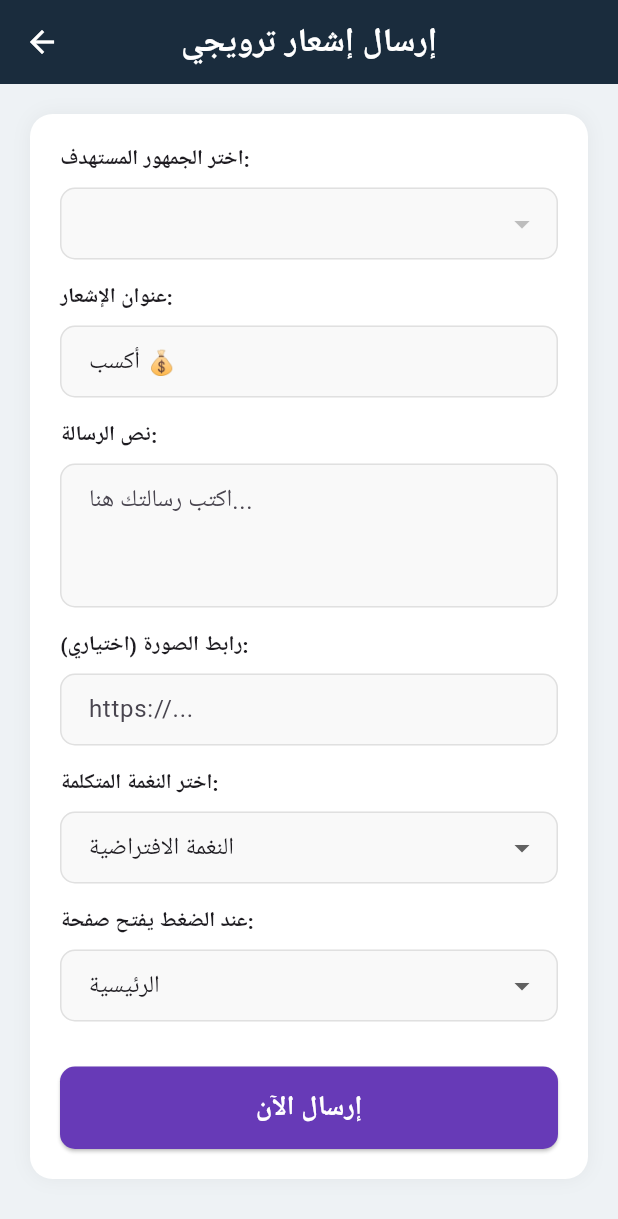
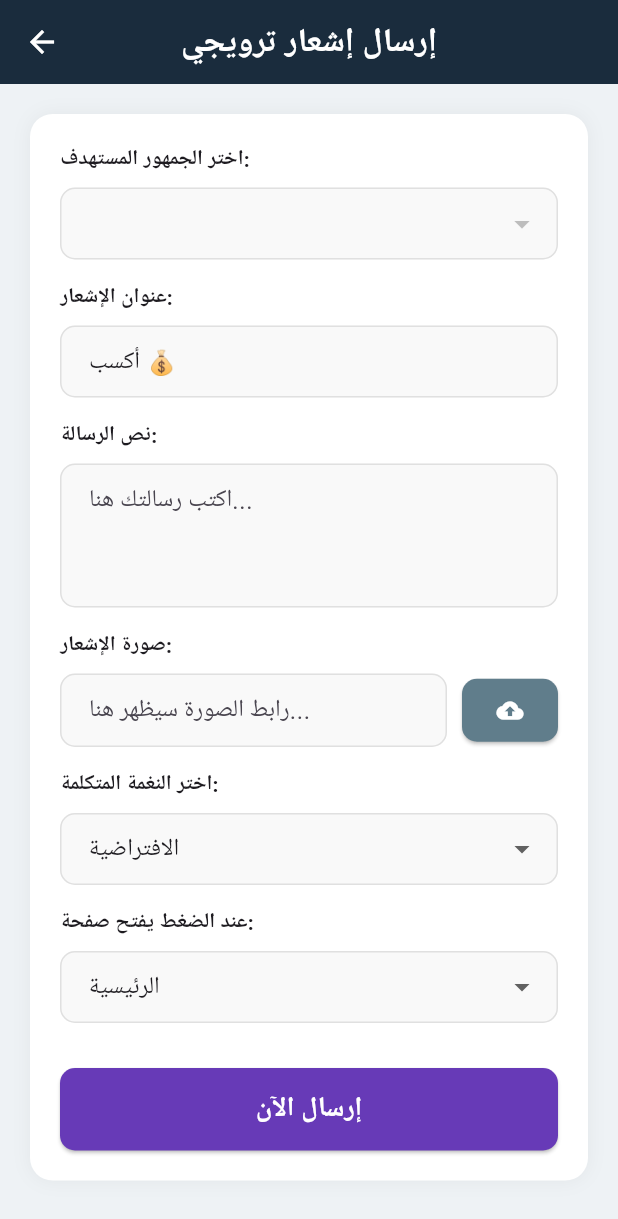
Before and after one commit to amrshipl83/aksab_admin, a Flutter app: the PromoNotificationsScreen screen opened directly, on a phone screen of 412 x 824 dp. Shown: the top 1219 px of the screen. Run offline on Flutter 3.47's test engine with Material 3 defaults, Android fonts, the phone set to English and light mode, and no system bars; our stand-ins replace cloud_firestore, firebase_auth, firebase_core, image_picker, rxdart; missing offline and left inert: dart:html, excel; accounts and stored records are empty; network calls fail; Roboto replaces fonts that are missing (Cairo, Tajawal).

```diff
--- a/lib/screens/marketing/promo_notifications_screen.dart
+++ b/lib/screens/marketing/promo_notifications_screen.dart
@@ -1,5 +1,6 @@
 import 'package:flutter/material.dart';
 import 'package:http/http.dart' as http;
+import 'package:image_picker/image_picker.dart';
 import 'dart:convert';
 
 class PromoNotificationsScreen extends StatefulWidget {
@@ -10,9 +11,13 @@ class PromoNotificationsScreen extends StatefulWidget {
 }
 
 class _PromoNotificationsScreenState extends State<PromoNotificationsScreen> {
-  // الروابط الخاصة بالـ API
+  // الروابط الخاصة بالـ API لديك
   final String TOPIC_API = 'https://tx85tvinb2.execute-api.us-east-1.amazonaws.com/V1/get_topic';
   final String SEND_API = 'https://o5d9ke4l82.execute-api.us-east-1.amazonaws.com/V1/m_nofiction';
+
+  // إعدادات Cloudinary الخاصة بك
+  final String cloudName = "dgmmx6jbu";
+  final String uploadPreset = "commerce";
 
   final TextEditingController _titleCtrl = TextEditingController(text: "أكسب 💰");
   final TextEditingController _msgCtrl = TextEditingController();
@@ -23,6 +28,7 @@ class _PromoNotificationsScreenState extends State<PromoNotificationsScreen> {
   String _targetScreen = 'Home';
   List<String> _topics = [];
   bool _isLoading = false;
+  bool _isUploading = false;
 
   @override
   void initState() {
@@ -42,6 +48,40 @@ class _PromoNotificationsScreenState extends State<PromoNotificationsScreen> {
       }
     } catch (e) {
       debugPrint("Error fetching topics: $e");
+    }
+  }
+
+  // دالة اختيار ورفع الصورة لـ Cloudinary
+  Future<void> _pickAndUploadImage() async {
+    final picker = ImagePicker();
+    final pickedFile = await picker.pickImage(source: ImageSource.gallery);
+
+    if (pickedFile != null) {
+      setState(() => _isUploading = true);
+      try {
+        final url = Uri.parse('https://api.cloudinary.com/v1_1/$cloudName/image/upload');
+        final bytes = await pickedFile.readAsBytes();
+
+        final request = http.MultipartRequest('POST', url)
+          ..fields['upload_preset'] = uploadPreset
+          ..fields['folder'] = 'promoNotifications'
+          ..files.add(http.MultipartFile.fromBytes('file', bytes, filename: pickedFile.name));
+
+        final response = await request.send();
+        if (response.statusCode == 200) {
+          final data = jsonDecode(await response.stream.bytesToString());
+          setState(() {
+            _imgUrlCtrl.text = data['secure_url']; // وضع الرابط تلقائياً
+          });
+          _showSnackBar("تم رفع الصورة بنجاح", Colors.green);
+        } else {
+          _showSnackBar("فشل رفع الصورة للسيرفر", Colors.red);
+        }
+      } catch (e) {
+        _showSnackBar("خطأ أثناء الرفع", Colors.red);
+      } finally {
+        setState(() => _isUploading = false);
+      }
     }
   }
 
@@ -86,10 +126,7 @@ class _PromoNotificationsScreenState extends State<PromoNotificationsScreen> {
 
   void _showSnackBar(String msg, Color color) {
     ScaffoldMessenger.of(context).showSnackBar(
-      SnackBar(
-        content: Text(msg, style: const TextStyle(fontFamily: 'Cairo')),
-        backgroundColor: color
-      )
+      SnackBar(content: Text(msg, style: const TextStyle(fontFamily: 'Cairo')), backgroundColor: color)
     );
   }
 
@@ -131,14 +168,37 @@ class _PromoNotificationsScreenState extends State<PromoNotificationsScreen> {
                   _buildLabel("نص الرسالة:"),
                   TextField(controller: _msgCtrl, maxLines: 3, decoration: _inputDecoration(hint: "اكتب رسالتك هنا...")),
                   const SizedBox(height: 15),
-                  _buildLabel("رابط الصورة (اختياري):"),
-                  TextField(controller: _imgUrlCtrl, decoration: _inputDecoration(hint: "https://...")),
+
+                  _buildLabel("صورة الإشعار:"),
+                  Row(
+                    children: [
+                      Expanded(
+                        child: TextField(
+                          controller: _imgUrlCtrl,
+                          decoration: _inputDecoration(hint: "رابط الصورة سيظهر هنا...")
+                        ),
+                      ),
+                      const SizedBox(width: 10),
+                      ElevatedButton(
+                        onPressed: _isUploading ? null : _pickAndUploadImage,
+                        style: ElevatedButton.styleFrom(
+                          backgroundColor: Colors.blueGrey,
+                          padding: const EdgeInsets.all(12),
+                          shape: RoundedRectangleBorder(borderRadius: BorderRadius.circular(10))
+                        ),
+                        child: _isUploading
+                          ? const SizedBox(width: 20, height: 20, child: CircularProgressIndicator(color: Colors.white, strokeWidth: 2))
+                          : const Icon(Icons.cloud_upload, color: Colors.white),
+                      )
+                    ],
+                  ),
+
                   const SizedBox(height: 15),
                   _buildLabel("اختر النغمة المتكلمة:"),
                   DropdownButtonFormField<String>(
                     value: _selectedSound,
                     items: const [
-                      DropdownMenuItem(value: 'default', child: Text("النغمة الافتراضية")),
+                      DropdownMenuItem(value: 'default', child: Text("الافتراضية")),
                       DropdownMenuItem(value: 'order_new', child: Text("نغمة: طلب جديد")),
                       DropdownMenuItem(value: 'order_cancel', child: Text("نغمة: إلغاء طلب")),
                       DropdownMenuItem(value: 'promo_msg', child: Text("نغمة: عرض ترويجي")),
@@ -185,24 +245,14 @@ class _PromoNotificationsScreenState extends State<PromoNotificationsScreen> {
     );
   }
 
-  // الدالة المصلحة التي سببت الخطأ السابق ✅
   InputDecoration _inputDecoration({String? hint}) => InputDecoration(
     hintText: hint,
     fillColor: const Color(0xFFF9F9F9),
     filled: true,
     contentPadding: const EdgeInsets.symmetric(horizontal: 15, vertical: 12),
-    border: OutlineInputBorder(
-      borderRadius: BorderRadius.circular(10),
-      borderSide: BorderSide(color: Colors.grey.shade300),
-    ),
-    enabledBorder: OutlineInputBorder(
-      borderRadius: BorderRadius.circular(10),
-      borderSide: BorderSide(color: Colors.grey.shade300),
-    ),
-    focusedBorder: OutlineInputBorder(
-      borderRadius: BorderRadius.circular(10),
-      borderSide: const BorderSide(color: Colors.deepPurple, width: 2),
-    ),
+    border: OutlineInputBorder(borderRadius: BorderRadius.circular(10), borderSide: BorderSide(color: Colors.grey.shade300)),
+    enabledBorder: OutlineInputBorder(borderRadius: BorderRadius.circular(10), borderSide: BorderSide(color: Colors.grey.shade300)),
+    focusedBorder: OutlineInputBorder(borderRadius: BorderRadius.circular(10), borderSide: const BorderSide(color: Colors.deepPurple, width: 2)),
   );
 
   Widget _buildLabel(String text) => Padding(
```
